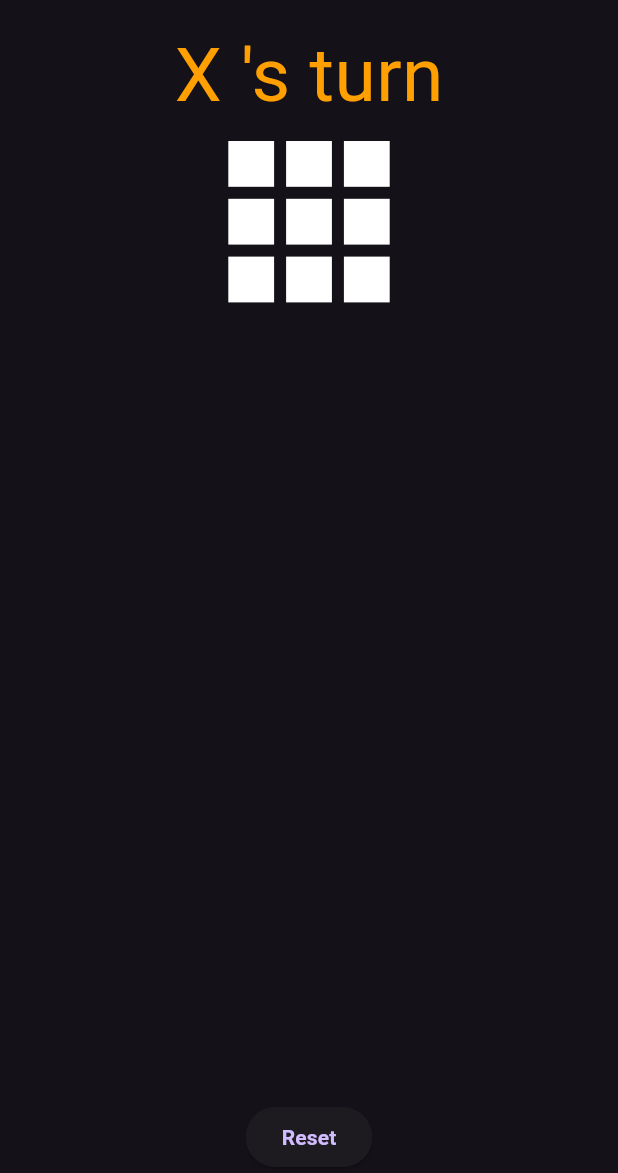
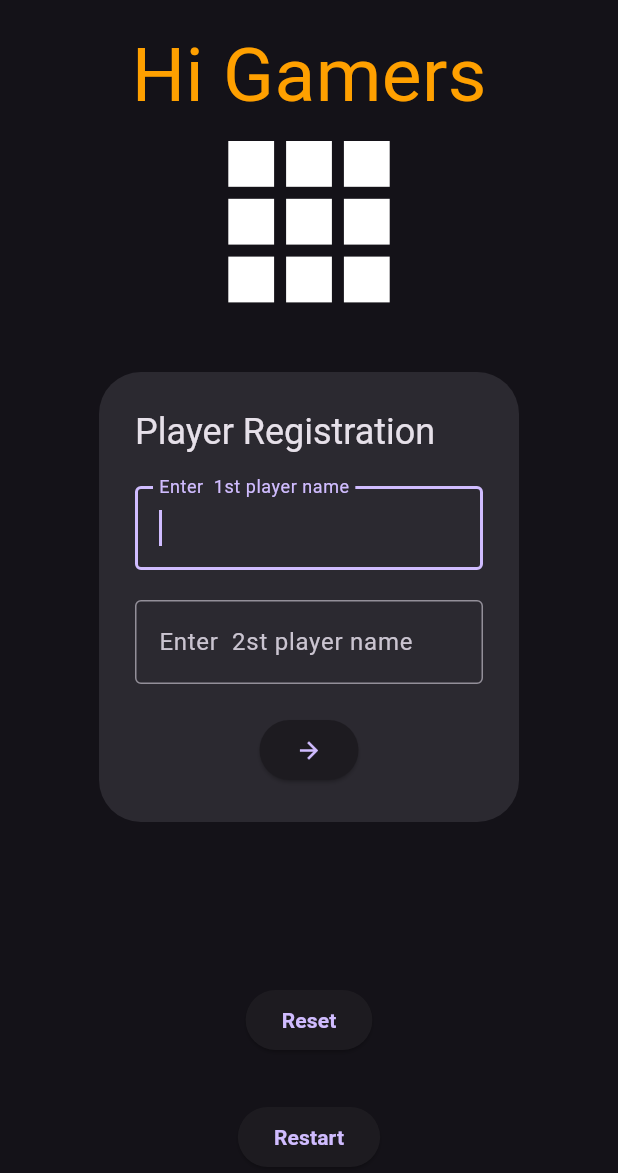
Before and after one commit to Niruban-A/tictactoe, a Flutter app: the screen it shows after launch, on a phone screen of 412 x 824 dp, the part 63-1236 px from its top. Run offline on Flutter 3.47's test engine with Material 3 defaults, Android fonts, the light colour scheme and no system bars; our stand-ins replace google_fonts; Roboto replaces fonts that are missing (Abel).

Commit message:
feat adding players name

```diff
--- a/lib/home.dart
+++ b/lib/home.dart
@@ -1,5 +1,3 @@
-import 'dart:developer';
-
 import 'package:flutter/material.dart';
 import 'package:google_fonts/google_fonts.dart';
 
@@ -13,6 +11,10 @@ class Homepage extends StatefulWidget {
 class _HomepageState extends State<Homepage> {
   var currentplayer = "X";
   var winner = "";
+  bool dialogstate = true;
+  var playername1 = "";
+  var playername2 = "";
+  var playerturn = "";
   List<String> board = List.filled(9, '');
   void move(int index) {
     if (board[index] == "" && winner == "") {
@@ -23,13 +25,15 @@ class _HomepageState extends State<Homepage> {
         winner = " its draw";
       } else {
         currentplayer == "X" ? currentplayer = "O" : currentplayer = "X";
+        playerturn == playername1
+            ? playerturn = playername2
+            : playerturn = playername1;
       }
     }
-    print(winner);
   }
 
   bool checkwinner(String currentplayer) {
-    List<List<int>> winning_possibilities = [
+    List<List<int>> winningpossibilities = [
       [0, 1, 2],
       [3, 4, 5],
       [6, 7, 8],
@@ -39,7 +43,7 @@ class _HomepageState extends State<Homepage> {
       [0, 4, 8],
       [2, 4, 6],
     ];
-    for (List pattern in winning_possibilities) {
+    for (List pattern in winningpossibilities) {
       if (board[pattern[0]] == currentplayer &&
           board[pattern[1]] == currentplayer &&
           board[pattern[2]] == currentplayer) {
@@ -49,8 +53,51 @@ class _HomepageState extends State<Homepage> {
     return false;
   }
 
+  TextEditingController player1 = TextEditingController();
+  TextEditingController player2 = TextEditingController();
+
   @override
   Widget build(BuildContext context) {
+    final Widget dialog = AlertDialog(
+      title: Text("Player Registration"),
+      actions: [
+        Column(
+          children: [
+            TextField(
+              autofocus: true,
+              controller: player1,
+              decoration: InputDecoration(
+                label: Text("Enter  1st player name"),
+                border: OutlineInputBorder(),
+              ),
+            ),
+            SizedBox(height: 20),
+            TextField(
+              autofocus: true,
+              controller: player2,
+
+              decoration: InputDecoration(
+                label: Text("Enter  2st player name"),
+                border: OutlineInputBorder(),
+              ),
+            ),
+            SizedBox(height: 20),
+
+            ElevatedButton(
+              onPressed: () {
+                setState(() {
+                  dialogstate = false;
+                  playername1 = player1.text;
+                  playername2 = player2.text;
+                  playerturn = playername1;
+                });
+              },
+              child: Icon(Icons.arrow_forward),
+            ),
+          ],
+        ),
+      ],
+    );
     return Scaffold(
       appBar: AppBar(
         title: Text(
@@ -59,14 +106,22 @@ class _HomepageState extends State<Homepage> {
         ),
         centerTitle: true,
       ),
-      body: Center(
+      body: Stack(
+        children: [
+          Center(
             child: Column(
               mainAxisAlignment: MainAxisAlignment.center,
               crossAxisAlignment: CrossAxisAlignment.center,
               children: [
-            Text("$currentplayer 's turn",style: GoogleFonts.abel(
+                Text(
+                  winner == ""
+                      ? (playerturn == "" ? "Hi Gamers" : "$playerturn's turn")
+                      : "the winner is $playerturn",
+                  style: GoogleFonts.abel(
                     fontSize: 50,
-                            color: Colors.amber[700],)),
+                    color: Colors.amber[700],
+                  ),
+                ),
                 Expanded(
                   child: SizedBox(
                     width: MediaQuery.of(context).size.width * 0.3,
@@ -102,14 +157,14 @@ class _HomepageState extends State<Homepage> {
                     ),
                   ),
                 ),
-            SizedBox(height: 30),
-            Text(winner),
-            SizedBox(height: 30),
+                SizedBox(),
                 ElevatedButton(
                   onPressed: () {
                      setState(() {
-              board=List.filled(9, "");
-              winner="";
+                      board = List.filled(9, "");
+                      winner = "";
+                      playerturn==playername1?playerturn=playername2:playerturn=playername1;
+
                     });
                   },
                   child: Text(
@@ -117,8 +172,28 @@ class _HomepageState extends State<Homepage> {
                     style: GoogleFonts.abel(fontWeight: FontWeight.bold),
                   ),
                 ),
+                SizedBox(height: 30),
+
+                ElevatedButton(
+                  onPressed: () {
+                    setState(() {
+                      board = List.filled(9, "");
+                      winner = "";
+                      dialogstate = true;
+                      player1.clear();
+                      player2.clear();
+                    });
+                  },
+                  child: Text(
+                    "Restart",
+                    style: GoogleFonts.abel(fontWeight: FontWeight.bold),
+                  ),
+                ),
               ],
             ),
+          ),
+          dialogstate == true ? dialog : SizedBox.shrink(),
+        ],
       ),
     );
   }
```
Lines whose indentation alone changed are shown as unchanged.
